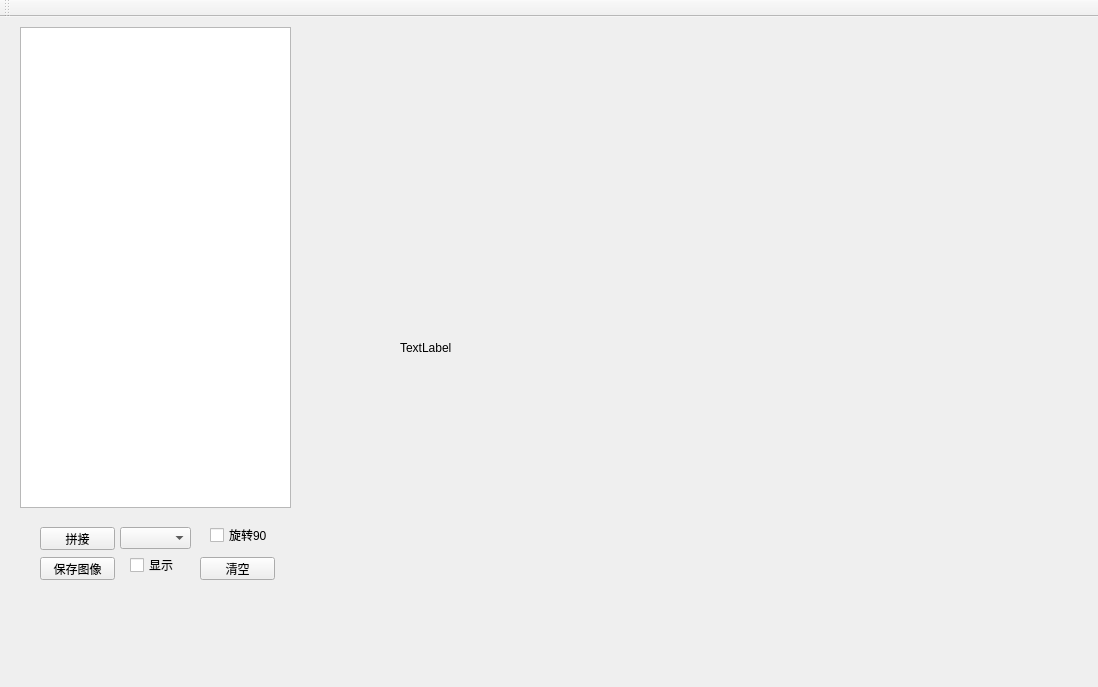
Above: AJVision/mainwindow.ui from Aden2018/AijiuVision before the change. Below: the same form after it.
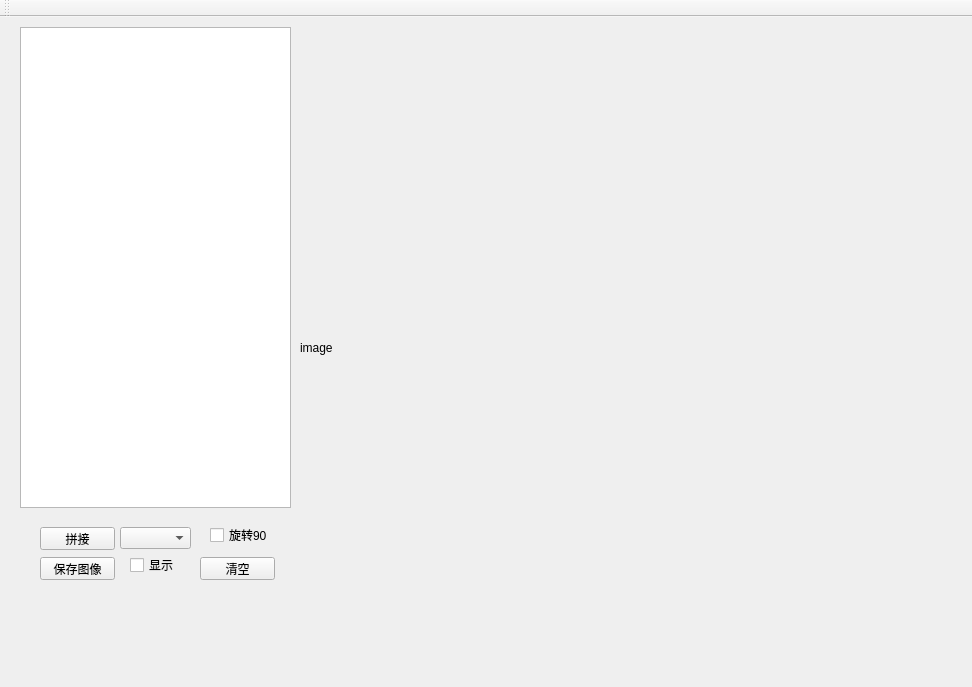
That is the form after the change.

What changed in the file:
```diff
--- a/AJVision/mainwindow.ui
+++ b/AJVision/mainwindow.ui
@@ -6,7 +6,7 @@
    <rect>
     <x>0</x>
     <y>0</y>
-    <width>1098</width>
+    <width>972</width>
     <height>687</height>
    </rect>
   </property>
@@ -89,14 +89,14 @@
    <widget class="QLabel" name="label">
     <property name="geometry">
      <rect>
-      <x>400</x>
+      <x>300</x>
       <y>10</y>
       <width>641</width>
       <height>641</height>
      </rect>
     </property>
     <property name="text">
-     <string>TextLabel</string>
+     <string>image</string>
     </property>
    </widget>
    <widget class="QCheckBox" name="checkBox_2">
```
